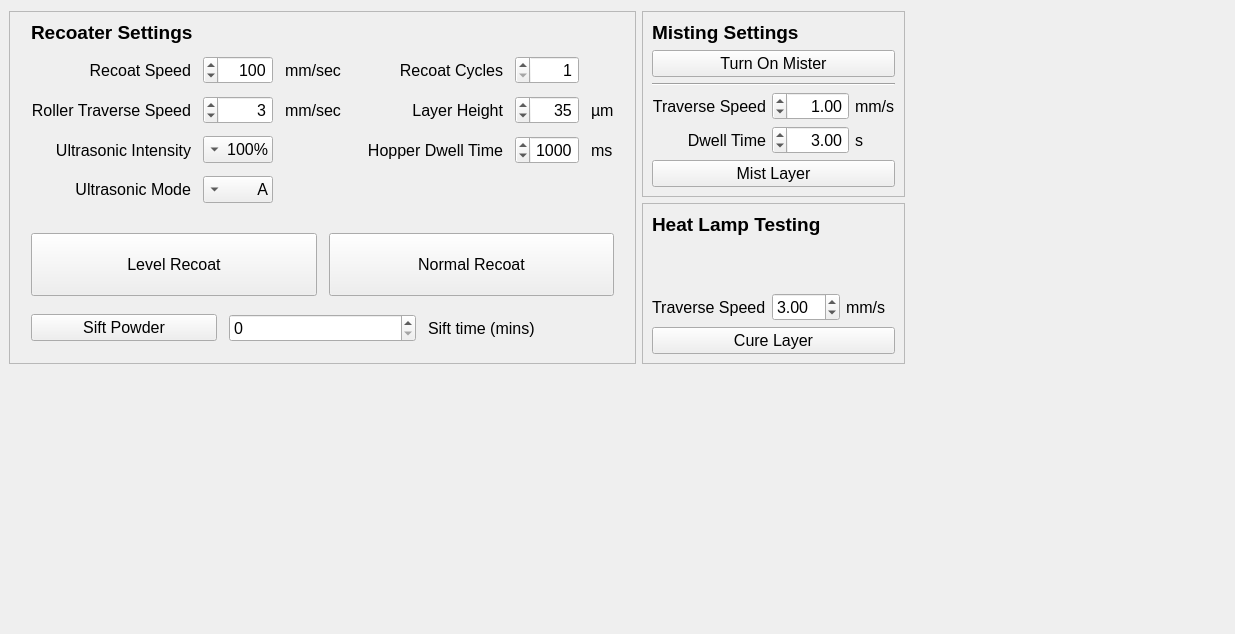
Old version of the form src/ui/powdersetupwidget.ui in the repository BYUCreateResearchLab/CREATE_LAB_Binder_Jet_Printer.
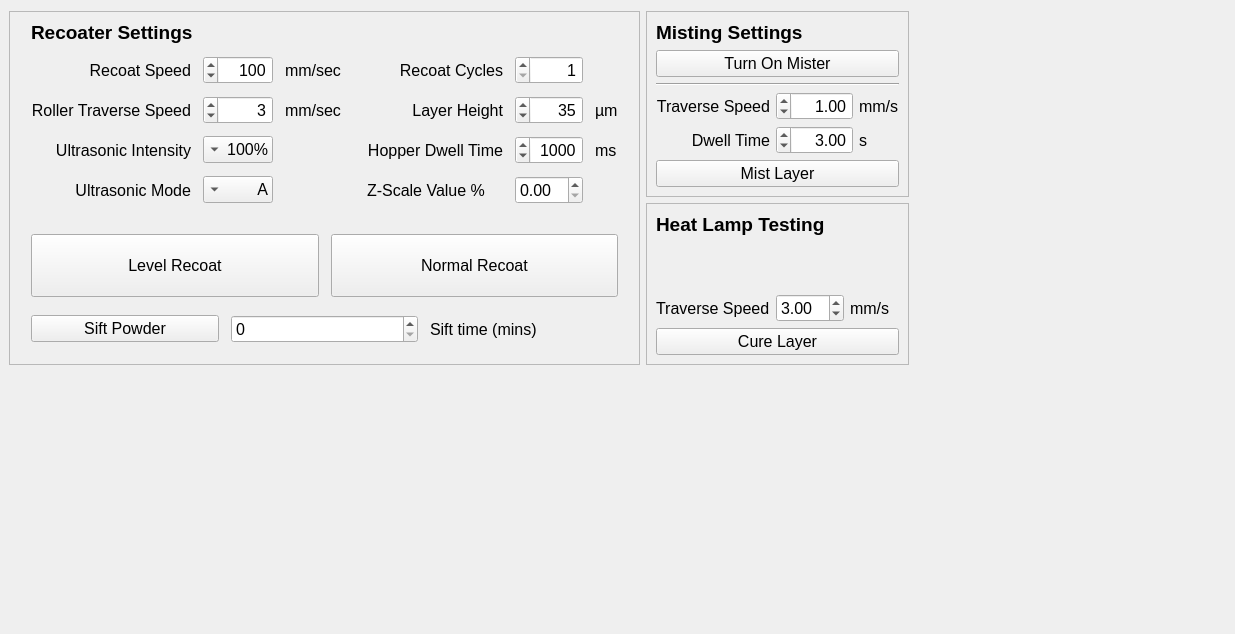
New version of the form.

```diff
--- a/src/ui/powdersetupwidget.ui
+++ b/src/ui/powdersetupwidget.ui
@@ -584,6 +584,16 @@
           </property>
          </widget>
         </item>
+        <item row="5" column="3">
+         <widget class="QLabel" name="label_6">
+          <property name="text">
+           <string>Z-Scale Value %</string>
+          </property>
+         </widget>
+        </item>
+        <item row="5" column="4">
+         <widget class="QDoubleSpinBox" name="Z_ScaleFactor"/>
+        </item>
        </layout>
       </item>
       <item row="1" column="0">
```
